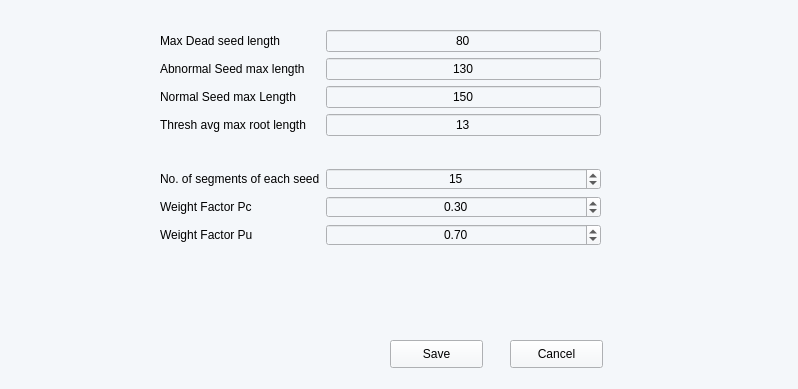
This is UI_files/settings_ui.ui in NMBawiskar/germinated_seed_analyzer as Qt 5 draws it before an edit. The edited form follows.
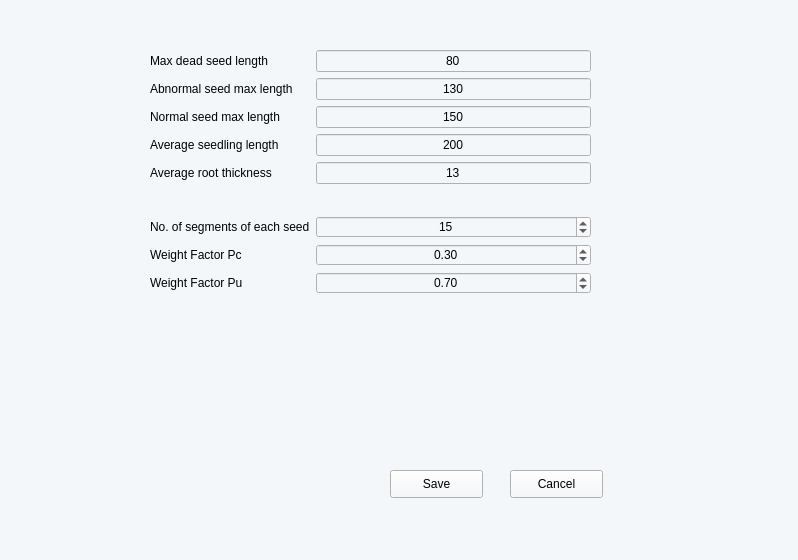
This is the edited form.

Commit message: Done all changes except image seed editor  and logo.

What changed in the file:
```diff
--- a/UI_files/settings_ui.ui
+++ b/UI_files/settings_ui.ui
@@ -7,7 +7,7 @@
     <x>0</x>
     <y>0</y>
     <width>798</width>
-    <height>389</height>
+    <height>560</height>
    </rect>
   </property>
   <property name="windowTitle">
@@ -20,7 +20,7 @@
    <property name="geometry">
     <rect>
      <x>390</x>
-     <y>340</y>
+     <y>470</y>
      <width>93</width>
      <height>28</height>
     </rect>
@@ -35,10 +35,10 @@
   <widget class="QWidget" name="formLayoutWidget">
    <property name="geometry">
     <rect>
-     <x>160</x>
-     <y>30</y>
+     <x>150</x>
+     <y>50</y>
      <width>441</width>
-     <height>281</height>
+     <height>379</height>
     </rect>
    </property>
    <layout class="QFormLayout" name="formLayout_left">
@@ -48,7 +48,20 @@
        <string notr="true">font: 63 10pt &quot;Segoe UI&quot;;</string>
       </property>
       <property name="text">
-       <string>Max Dead seed length</string>
+       <string>Max dead seed length</string>
+      </property>
+     </widget>
+    </item>
+    <item row="0" column="1">
+     <widget class="QLineEdit" name="lineEdit_deadSeedL">
+      <property name="styleSheet">
+       <string notr="true">font: 63 10pt &quot;Segoe UI&quot;;</string>
+      </property>
+      <property name="text">
+       <string>80</string>
+      </property>
+      <property name="alignment">
+       <set>Qt::AlignCenter</set>
       </property>
      </widget>
     </item>
@@ -58,7 +71,7 @@
        <string notr="true">font: 63 10pt &quot;Segoe UI&quot;;</string>
       </property>
       <property name="text">
-       <string>Abnormal Seed max length</string>
+       <string>Abnormal seed max length</string>
       </property>
      </widget>
     </item>
@@ -81,7 +94,7 @@
        <string notr="true">font: 63 10pt &quot;Segoe UI&quot;;</string>
       </property>
       <property name="text">
-       <string>Normal Seed max Length</string>
+       <string>Normal seed max length</string>
       </property>
      </widget>
     </item>
@@ -98,43 +111,20 @@
       </property>
      </widget>
     </item>
-    <item row="3" column="0">
-     <widget class="QLabel" name="label_7">
-      <property name="styleSheet">
-       <string notr="true">font: 63 10pt &quot;Segoe UI&quot;;</string>
-      </property>
-      <property name="text">
-       <string>Thresh avg max root length</string>
-      </property>
-     </widget>
-    </item>
     <item row="3" column="1">
-     <widget class="QLineEdit" name="lineEdit_avg_rad_length">
+     <widget class="QLineEdit" name="lineEdit_avg_seed_length">
       <property name="styleSheet">
        <string notr="true">font: 63 10pt &quot;Segoe UI&quot;;</string>
       </property>
       <property name="text">
-       <string>13</string>
+       <string>200</string>
       </property>
       <property name="alignment">
        <set>Qt::AlignCenter</set>
       </property>
      </widget>
     </item>
-    <item row="4" column="0" colspan="2">
-     <spacer name="horizontalSpacer">
-      <property name="orientation">
-       <enum>Qt::Horizontal</enum>
-      </property>
-      <property name="sizeHint" stdset="0">
-       <size>
-        <width>40</width>
-        <height>20</height>
-       </size>
-      </property>
-     </spacer>
-    </item>
-    <item row="5" column="0">
+    <item row="7" column="0">
      <widget class="QLabel" name="label_9">
       <property name="styleSheet">
        <string notr="true">font: 63 10pt &quot;Segoe UI&quot;;</string>
@@ -144,7 +134,7 @@
       </property>
      </widget>
     </item>
-    <item row="5" column="1">
+    <item row="7" column="1">
      <widget class="QSpinBox" name="spinBox_n_seg">
       <property name="styleSheet">
        <string notr="true">font: 63 10pt &quot;Segoe UI&quot;;</string>
@@ -163,7 +153,7 @@
       </property>
      </widget>
     </item>
-    <item row="6" column="0">
+    <item row="8" column="0">
      <widget class="QLabel" name="label_10">
       <property name="styleSheet">
        <string notr="true">font: 63 10pt &quot;Segoe UI&quot;;</string>
@@ -173,7 +163,7 @@
       </property>
      </widget>
     </item>
-    <item row="6" column="1">
+    <item row="8" column="1">
      <widget class="QDoubleSpinBox" name="doubleSpinBox_pc">
       <property name="styleSheet">
        <string notr="true">font: 63 10pt &quot;Segoe UI&quot;;</string>
@@ -195,7 +185,7 @@
       </property>
      </widget>
     </item>
-    <item row="7" column="0">
+    <item row="9" column="0">
      <widget class="QLabel" name="label_11">
       <property name="styleSheet">
        <string notr="true">font: 63 10pt &quot;Segoe UI&quot;;</string>
@@ -205,7 +195,7 @@
       </property>
      </widget>
     </item>
-    <item row="7" column="1">
+    <item row="9" column="1">
      <widget class="QDoubleSpinBox" name="doubleSpinBox_pu">
       <property name="styleSheet">
        <string notr="true">font: 63 10pt &quot;Segoe UI&quot;;</string>
@@ -224,26 +214,59 @@
       </property>
      </widget>
     </item>
-    <item row="0" column="1">
-     <widget class="QLineEdit" name="lineEdit_deadSeedL">
+    <item row="4" column="1">
+     <widget class="QLineEdit" name="lineEdit_avg_rad_length">
       <property name="styleSheet">
        <string notr="true">font: 63 10pt &quot;Segoe UI&quot;;</string>
       </property>
       <property name="text">
-       <string>80</string>
+       <string>13</string>
       </property>
       <property name="alignment">
        <set>Qt::AlignCenter</set>
       </property>
      </widget>
     </item>
+    <item row="3" column="0">
+     <widget class="QLabel" name="label_7">
+      <property name="styleSheet">
+       <string notr="true">font: 63 10pt &quot;Segoe UI&quot;;</string>
+      </property>
+      <property name="text">
+       <string>Average seedling length</string>
+      </property>
+     </widget>
+    </item>
+    <item row="4" column="0">
+     <widget class="QLabel" name="label_8">
+      <property name="styleSheet">
+       <string notr="true">font: 63 10pt &quot;Segoe UI&quot;;</string>
+      </property>
+      <property name="text">
+       <string>Average root thickness</string>
+      </property>
+     </widget>
+    </item>
+    <item row="6" column="0" colspan="2">
+     <spacer name="horizontalSpacer">
+      <property name="orientation">
+       <enum>Qt::Horizontal</enum>
+      </property>
+      <property name="sizeHint" stdset="0">
+       <size>
+        <width>40</width>
+        <height>20</height>
+       </size>
+      </property>
+     </spacer>
+    </item>
    </layout>
   </widget>
   <widget class="QPushButton" name="btn_cancel">
    <property name="geometry">
     <rect>
      <x>510</x>
-     <y>340</y>
+     <y>470</y>
      <width>93</width>
      <height>28</height>
     </rect>
```
The commit also changes 16 other files.
